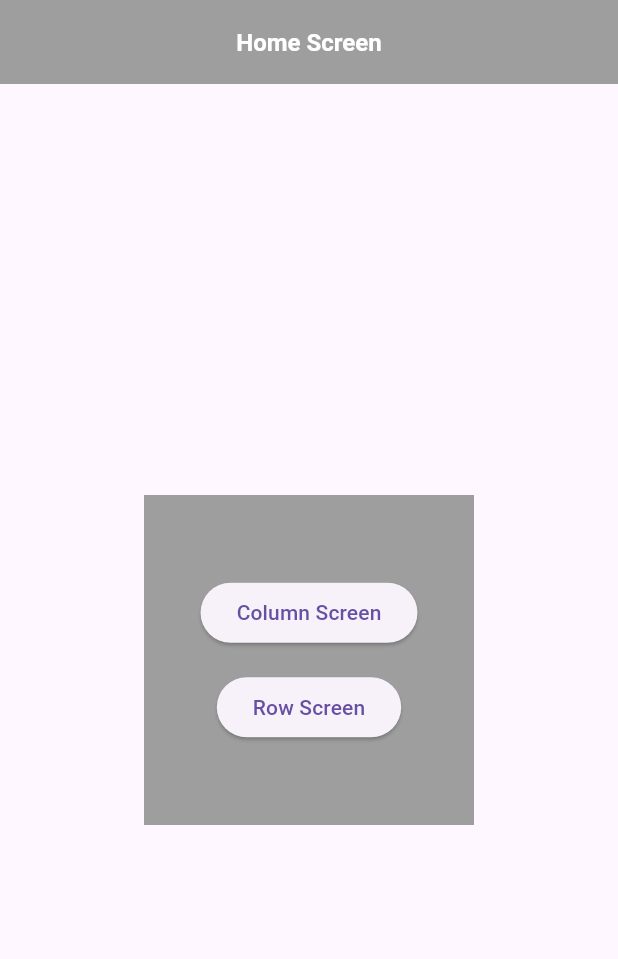
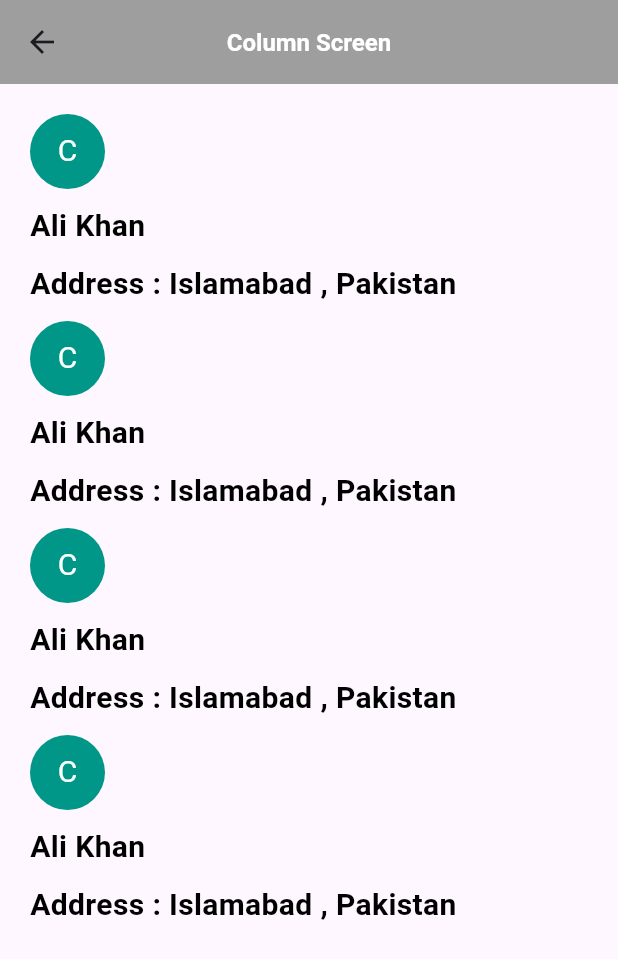
Before and after one commit to MuhammadAmirKhan-57/row_column_widget, a Flutter app: the screen it shows after launch, after a tap on "Column Screen", on a phone screen of 412 x 824 dp. Shown: the top 959 px of the screen. Run offline on Flutter 3.47's test engine with Material 3 defaults, Android fonts, the phone set to English and light mode, and no system bars.

Commit message:
Column Screen

```diff
--- a/lib/Row_Column/column_screen.dart
+++ b/lib/Row_Column/column_screen.dart
@@ -0,0 +1,162 @@
+import 'package:flutter/material.dart';
+
+class ColumnScreen extends StatelessWidget {
+  const ColumnScreen({super.key});
+
+  @override
+  Widget build(BuildContext context) {
+    return Scaffold(
+      appBar: AppBar(
+        centerTitle: true,
+        title: Text(
+          'Column Screen',
+          style: TextStyle(
+            fontSize: 16,
+            color: Color(0xffFFFFFF),
+            fontWeight: FontWeight.w600,
+          ),
+        ),
+        backgroundColor: Colors.grey,
+      ),
+      body: Padding(
+        padding: const EdgeInsets.all(20.0),
+        child: Column(
+          crossAxisAlignment: CrossAxisAlignment.start,
+          children: [
+            Container(
+              width: 50,
+              height: 50,
+              decoration: BoxDecoration(
+                borderRadius: BorderRadius.circular(25),
+                color: Colors.teal,
+              ),
+              child: Center(
+                child: Text(
+                  'C',
+                  style: TextStyle(color: Colors.white, fontSize: 20),
+                ),
+              ),
+            ),
+            SizedBox(height: 10),
+            Text(
+              'Ali Khan',
+              style: TextStyle(
+                color: Colors.black,
+                fontSize: 20,
+                fontWeight: FontWeight.w600,
+              ),
+            ),
+            SizedBox(height: 10),
+            Text(
+              'Address : Islamabad , Pakistan',
+              style: TextStyle(
+                color: Colors.black,
+                fontSize: 20,
+                fontWeight: FontWeight.w600,
+              ),
+            ),
+            SizedBox(height: 10),
+             Container(
+              width: 50,
+              height: 50,
+              decoration: BoxDecoration(
+                borderRadius: BorderRadius.circular(25),
+                color: Colors.teal,
+              ),
+              child: Center(
+                child: Text(
+                  'C',
+                  style: TextStyle(color: Colors.white, fontSize: 20),
+                ),
+              ),
+            ),
+            SizedBox(height: 10),
+            Text(
+              'Ali Khan',
+              style: TextStyle(
+                color: Colors.black,
+                fontSize: 20,
+                fontWeight: FontWeight.w600,
+              ),
+            ),
+            SizedBox(height: 10),
+            Text(
+              'Address : Islamabad , Pakistan',
+              style: TextStyle(
+                color: Colors.black,
+                fontSize: 20,
+                fontWeight: FontWeight.w600,
+              ),
+            ),
+            SizedBox(height: 10),
+             Container(
+              width: 50,
+              height: 50,
+              decoration: BoxDecoration(
+                borderRadius: BorderRadius.circular(25),
+                color: Colors.teal,
+              ),
+              child: Center(
+                child: Text(
+                  'C',
+                  style: TextStyle(color: Colors.white, fontSize: 20),
+                ),
+              ),
+            ),
+            SizedBox(height: 10),
+            Text(
+              'Ali Khan',
+              style: TextStyle(
+                color: Colors.black,
+                fontSize: 20,
+                fontWeight: FontWeight.w600,
+              ),
+            ),
+            SizedBox(height: 10),
+            Text(
+              'Address : Islamabad , Pakistan',
+              style: TextStyle(
+                color: Colors.black,
+                fontSize: 20,
+                fontWeight: FontWeight.w600,
+              ),
+            ),
+            SizedBox(height: 10),
+             Container(
+              width: 50,
+              height: 50,
+              decoration: BoxDecoration(
+                borderRadius: BorderRadius.circular(25),
+                color: Colors.teal,
+              ),
+              child: Center(
+                child: Text(
+                  'C',
+                  style: TextStyle(color: Colors.white, fontSize: 20),
+                ),
+              ),
+            ),
+            SizedBox(height: 10),
+            Text(
+              'Ali Khan',
+              style: TextStyle(
+                color: Colors.black,
+                fontSize: 20,
+                fontWeight: FontWeight.w600,
+              ),
+            ),
+            SizedBox(height: 10),
+            Text(
+              'Address : Islamabad , Pakistan',
+              style: TextStyle(
+                color: Colors.black,
+                fontSize: 20,
+                fontWeight: FontWeight.w600,
+              ),
+            ),
+          ],
+        ),
+      ),
+    );
+  }
+}
--- a/lib/Row_Column/home_screen.dart
+++ b/lib/Row_Column/home_screen.dart
@@ -1,4 +1,6 @@
 import 'package:flutter/material.dart';
+import 'package:row_column_widget/Row_Column/column_screen.dart';
+import 'package:row_column_widget/Row_Column/row_screen.dart';
 
 class HomeScreen extends StatelessWidget {
   const HomeScreen({super.key});
@@ -10,12 +12,12 @@ class HomeScreen extends StatelessWidget {
         centerTitle: true,
         title: Text(
           'Home Screen',
-           style: TextStyle(
+          style: TextStyle(
             fontSize: 16,
             color: Color(0xffFFFFFF),
             fontWeight: FontWeight.w600,
-            )
-            ),
+          ),
+        ),
         backgroundColor: Colors.grey,
       ),
       body: Center(
@@ -26,14 +28,13 @@ class HomeScreen extends StatelessWidget {
           child: Column(
             mainAxisAlignment: MainAxisAlignment.center,
             children: [
-              ElevatedButton(onPressed: () {}, child: Text('Column Screen')),
+              ElevatedButton(onPressed: () => Navigator.push(context, MaterialPageRoute(builder: (context) => ColumnScreen())), child: Text('Column Screen')),
               SizedBox(height: 15),
-              ElevatedButton(onPressed: () {}, child: Text('Row Screen')),
+              ElevatedButton(onPressed: ()  => Navigator.push(context, MaterialPageRoute(builder: (context) => RowScreen())), child: Text('Row Screen')),
             ],
           ),
         ),
       ),
-
     );
   }
 }
--- a/lib/Row_Column/row_screen.dart
+++ b/lib/Row_Column/row_screen.dart
@@ -0,0 +1,23 @@
+import 'package:flutter/material.dart';
+
+class RowScreen extends StatelessWidget {
+  const RowScreen({super.key});
+
+  @override
+  Widget build(BuildContext context) {
+    return Scaffold(
+       appBar: AppBar(
+        centerTitle: true,
+        title: Text(
+          'Row Screen',
+           style: TextStyle(
+            fontSize: 16,
+            color: Color(0xffFFFFFF),
+            fontWeight: FontWeight.w600,
+            )
+            ),
+        backgroundColor: Colors.grey,
+      ),
+    );
+  }
+}
```
